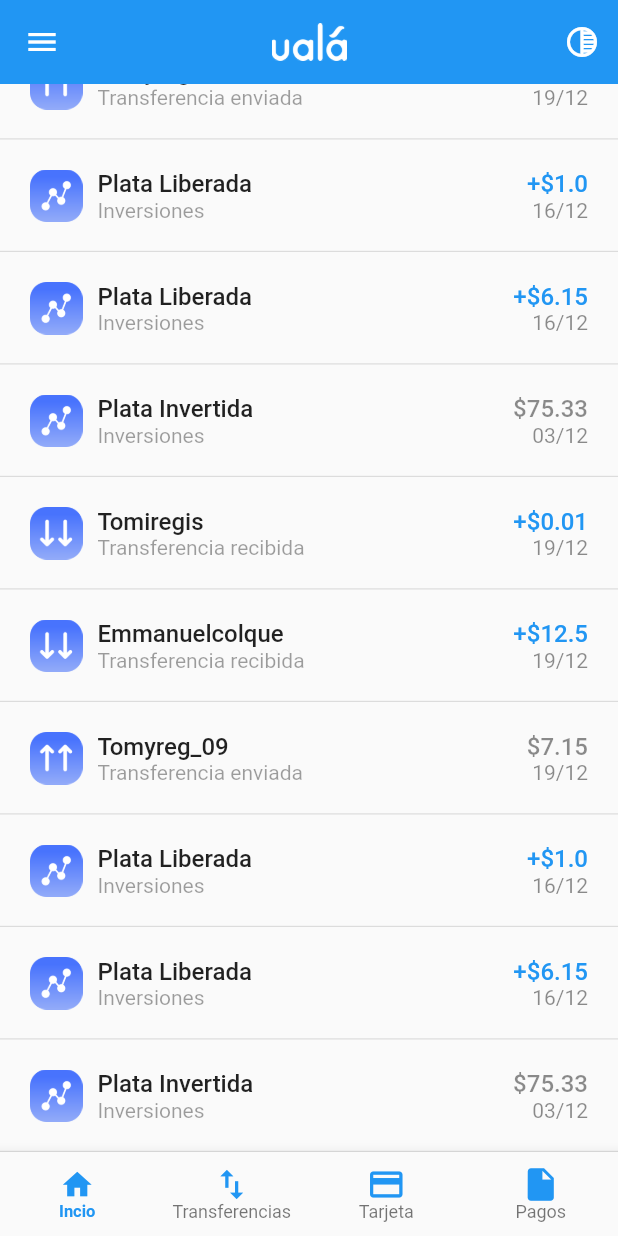
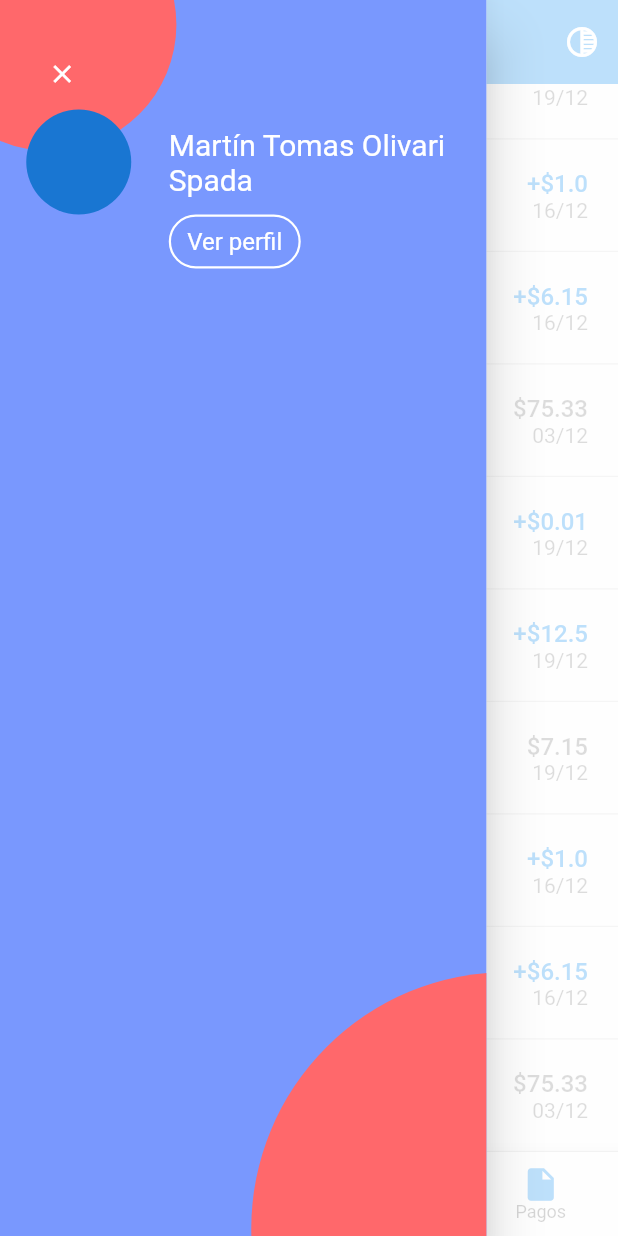
Before and after one commit to TinchoOlivari/uala-clone, a Flutter app: the screen it shows after launch, scrolled down 417 dp, after a tap on the "menu" icon, on a phone screen of 412 x 824 dp. Run offline on Flutter 3.47's test engine with Material 2 defaults, Android fonts, the phone set to English and light mode, and no system bars; our stand-ins replace flare_flutter.

Commit message:
Drawer header

```diff
--- a/lib/main.dart
+++ b/lib/main.dart
@@ -82,19 +82,74 @@ class _AppState extends State<App> {
         type: BottomNavigationBarType.fixed,
         iconSize: 23,
         selectedItemColor: Colors.blue,
-        unselectedIconTheme: IconThemeData(color: Colors.blue,size: 26),
-        selectedLabelStyle: TextStyle(fontSize: 11, fontWeight: FontWeight.w700),
+        unselectedIconTheme: IconThemeData(color: Colors.blue, size: 26),
+        selectedLabelStyle:
+            TextStyle(fontSize: 11, fontWeight: FontWeight.w700),
         unselectedLabelStyle: TextStyle(fontSize: 12),
       ),
-        drawer: SizedBox(
-          width: MediaQuery.of(context).size.width * 0.787,
-          child: Drawer(
-            child: CustomPaint(
-              painter: DrawerPainter(),
-              child: Container(),
+      drawer: SizedBox(
+        width: MediaQuery.of(context).size.width * 0.787,
+        child: Drawer(
+          child: CustomPaint(
+            painter: DrawerPainter(),
+            child: Container(
+              margin: EdgeInsets.symmetric(vertical: 25, horizontal: 17.5),
+              child: Column(
+                mainAxisAlignment: MainAxisAlignment.start,
+                crossAxisAlignment: CrossAxisAlignment.start,
+                children: <Widget>[
+                  Stack(
+                    children: <Widget>[
+                      Positioned(
+                        child: IconButton(
+                          icon: Icon(
+                            Icons.close,
+                            color: Colors.white,
+                            size: 20,
+                          ),
+                          onPressed: null,
+                        ),
+                      ),
+                    ],
+                  ),
+                  Row(
+                    children: <Widget>[
+                      Padding(
+                        padding: const EdgeInsets.only(right: 25),
+                        child: CircleAvatar(radius: 35),
+                      ),
+                      Container(
+                        child: Text(
+                          'Martín Tomas Olivari Spada',
+                          style: TextStyle(fontSize: 20, color: Colors.white),
+                        ),
+                        width: 200,
+                      )
+                    ],
+                  ),
+                  Padding(
+                    padding: EdgeInsets.only(left: 95),
+                    child: RaisedButton(
+                      materialTapTargetSize: MaterialTapTargetSize.shrinkWrap,
+                      padding: EdgeInsets.symmetric(horizontal: 10),
+                      elevation: 0,
+                      shape: RoundedRectangleBorder(
+                          borderRadius: BorderRadius.circular(18.0),
+                          side: BorderSide(color: Colors.white,width: 1.5),),
+                      onPressed: () {},
+                      color: Colors.transparent,
+                      textColor: Colors.white,
+                      child: Text('Ver perfil',
+                          style: TextStyle(
+                              fontSize: 16, fontWeight: FontWeight.w400)),
+                    ),
+                  )
+                ],
+              ),
             ),
           ),
         ),
+      ),
     );
   }
 }
@@ -121,7 +176,8 @@ class DrawerPainter extends CustomPainter {
     var circle1 = Offset(size.width * 0.103, size.height * 0.02); //(35,15)
     canvas.drawCircle(circle1, 84.2, paint);
 
-    var circle2 = Offset(size.width * 1.044, size.height * 0.994); //(354, 711.24)
+    var circle2 =
+        Offset(size.width * 1.044, size.height * 0.994); //(354, 711.24)
     canvas.drawCircle(circle2, 171, paint);
   }
 
--- a/lib/screens/home/home.dart
+++ b/lib/screens/home/home.dart
@@ -26,7 +26,9 @@ class _MyHomePageState extends State<MyHomePage> {
         title: Image(image: AssetImage('lib/assets/uala-text.png'), width: 50),
         leading: IconButton(
           icon: const Icon(Icons.menu),
-          onPressed: () {},
+          onPressed: () {
+            Scaffold.of(context).openDrawer();
+          },
         ),
         actions: <Widget>[
           IconButton(
```
